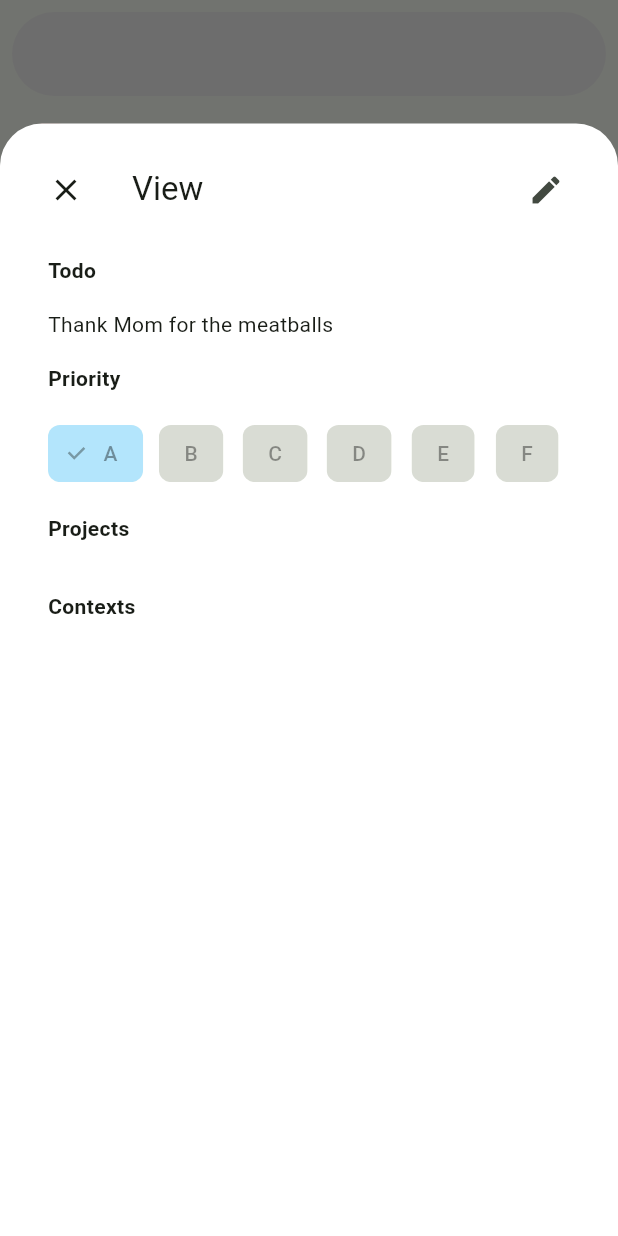
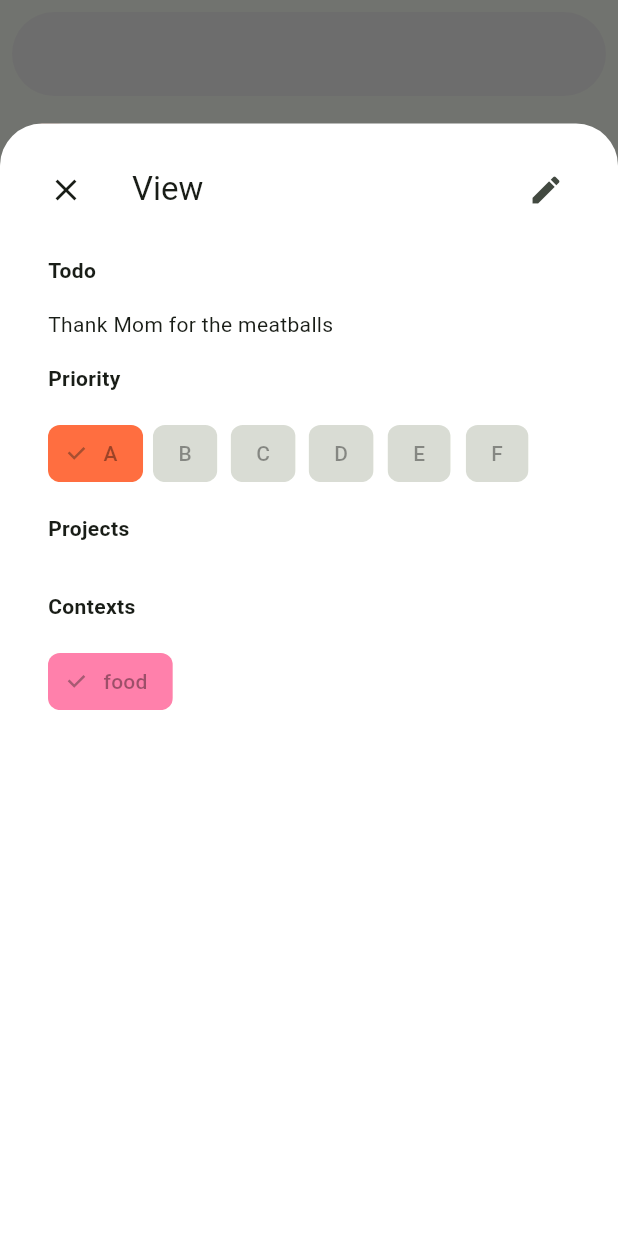
Before and after one commit to tmaegel/ntodotxt, a Flutter app: the screen it shows after launch, after a tap on "Login", after a tap on "Thank Mom for the meatballs", on a phone screen of 412 x 824 dp. Run offline on Flutter 3.47's test engine with Material 2 defaults, Android fonts, the phone set to English and light mode, and no system bars; our stand-ins replace equatable, flutter_bloc, go_router, rxdart.

Commit message:
Add functionality (blocs, events, states) to edit priorities, projects and contexts for todos

```diff
--- a/lib/common_widgets/chip.dart
+++ b/lib/common_widgets/chip.dart
@@ -1,14 +1,17 @@
 import 'package:flutter/material.dart';
+import 'package:ntodotxt/constants/todo.dart';
 
 class ChipEntity {
   final String label;
   final bool selected;
   final void Function(bool)? onSelected;
+  final Color? color;
 
   const ChipEntity({
     required this.label,
     this.selected = false,
     this.onSelected,
+    this.color,
   });
 }
 
@@ -27,7 +30,7 @@ class GenericChip extends StatelessWidget {
       selected: child.selected,
       backgroundColor: Colors.black12,
       disabledColor: Colors.black12,
-      selectedColor: Colors.lightBlue[100],
+      selectedColor: child.color ?? defaultChipColor,
       side: const BorderSide(
         style: BorderStyle.none,
         color: Color(0xfff1f1f1),
@@ -52,7 +55,7 @@ class GenericChipGroup extends StatelessWidget {
   @override
   Widget build(BuildContext context) {
     return Wrap(
-      spacing: 8.0, // gap between adjacent chips
+      spacing: 4.0, // gap between adjacent chips
       runSpacing: 4.0, // gap between lines
       children: <Widget>[
         for (var chip in chips) GenericChip(child: chip),
@@ -60,3 +63,26 @@ class GenericChipGroup extends StatelessWidget {
     );
   }
 }
+
+class InlineChipReadOnly extends StatelessWidget {
+  final String label;
+  final Color? color;
+
+  const InlineChipReadOnly({
+    required this.label,
+    this.color,
+    super.key,
+  });
+
+  @override
+  Widget build(BuildContext context) {
+    return Container(
+      padding: const EdgeInsets.symmetric(horizontal: 8.0, vertical: 2.0),
+      decoration: BoxDecoration(
+        borderRadius: BorderRadius.circular(8.0),
+        color: color ?? defaultChipColor,
+      ),
+      child: Text(label),
+    );
+  }
+}
--- a/lib/common_widgets/header.dart
+++ b/lib/common_widgets/header.dart
@@ -1,4 +1,5 @@
 import 'package:flutter/material.dart';
+import 'package:ntodotxt/constants/todo.dart';
 
 class Subheader extends StatelessWidget {
   final String title;
@@ -55,7 +56,7 @@ class ListSection extends StatelessWidget {
         height: 35,
         decoration: BoxDecoration(
           borderRadius: BorderRadius.circular(12),
-          color: getColor(title),
+          color: priorityChipColor[title] ?? noPriorityColor,
         ),
         child: Column(
           mainAxisAlignment: MainAxisAlignment.center,
--- a/lib/constants/placeholder.dart
+++ b/lib/constants/placeholder.dart
@@ -1,11 +1,11 @@
 List<String> rawTodoList = [
-  "(A) Thank Mom for the meatballs",
-  "2011-03-03 Call Mom",
-  "(B) Schedule Goodwill pickup Eskimo pies",
+  "(A) Thank Mom for the meatballs @food",
+  "2011-03-03 Call Mom @phone",
+  "(B) Schedule Goodwill pickup Eskimo pies +home",
   "(b) Get back to the boss due:2023-06-10 +GarageSale @phone @GroceryStore",
-  "(B) Submit TPS report",
-  "xylophone lesson this",
-  "x Make resolutions",
+  "(B) Submit TPS report +tps @report",
+  "(E) xylophone lesson this +learn",
+  "(C) x Make resolutions",
   "(F) monthly task revisions within Sleek Monthly recurrence",
-  "x (A) Find ticket prices",
+  "(D) x (A) Find ticket prices",
 ];
--- a/lib/constants/todo.dart
+++ b/lib/constants/todo.dart
@@ -1 +1,16 @@
+import 'package:flutter/material.dart';
+
 const List<String> priorities = ["A", "B", "C", "D", "E", "F"];
+
+const Map<String, Color> priorityChipColor = {
+  "A": Colors.deepOrangeAccent,
+  "B": Colors.orangeAccent,
+  "C": Colors.yellow,
+  "D": Colors.lightBlueAccent,
+  "E": Colors.greenAccent,
+  "F": Colors.tealAccent,
+};
+const Color noPriorityColor = Colors.black12;
+const Color defaultChipColor = Colors.purple;
+const Color projectChipColor = Colors.lime;
+final Color contextChipColor = Colors.pinkAccent.shade100;
--- a/lib/data/todo/todo_list_api.dart
+++ b/lib/data/todo/todo_list_api.dart
@@ -31,7 +31,7 @@ abstract class TodoListApi {
   /// If no `todo` with the given id exists, a [TodoNotFoundException] error is thrown.
   void deleteTodo(int index);
 
-  List<String> getAllPriorities();
+  List<String?> getAllPriorities();
 
   List<String> getAllProjects();
 
@@ -95,10 +95,8 @@ class LocalStorageTodoListApi extends TodoListApi {
       throw TodoNotFoundException();
     }
     if (index == null) {
-      debugPrint("Adding todo");
       todoList.add(todo);
     } else {
-      debugPrint("Updating todo with index $index");
       todoList[index] = todo;
     }
     _streamController.add(todoList);
@@ -110,23 +108,31 @@ class LocalStorageTodoListApi extends TodoListApi {
     if (index > todoList.length) {
       throw TodoNotFoundException();
     }
-    debugPrint("Deleting todo with index $index");
     todoList.removeAt(index);
     _streamController.add(todoList);
   }
 
   /// Returns a list of all priorities of all todos.
   @override
-  List<String> getAllPriorities() {
-    List<String> priorities = [];
+  List<String?> getAllPriorities() {
+    bool containsNullPriority = false;
+    List<String?> priorities = [];
     for (var todo in _streamController.value) {
-      if (todo.priority != null) {
+      if (todo.priority == null) {
+        containsNullPriority = true;
+      } else {
         if (!priorities.contains(todo.priority)) {
           priorities.add(todo.priority!);
         }
       }
     }
-    return priorities.toSet().toList();
+    priorities = priorities.toSet().toList();
+    priorities.sort();
+    // Consider the zero priorities
+    if (containsNullPriority) {
+      priorities.add(null);
+    }
+    return priorities;
   }
 
   /// Returns a list with all projects of all todos.
@@ -136,7 +142,9 @@ class LocalStorageTodoListApi extends TodoListApi {
     for (var todo in _streamController.value) {
       projects = projects + todo.projects;
     }
-    return projects.toSet().toList();
+    projects = projects.toSet().toList();
+    projects.sort();
+    return projects;
   }
 
   /// Returns a list with all contexts of all todos.
@@ -146,7 +154,9 @@ class LocalStorageTodoListApi extends TodoListApi {
     for (var todo in _streamController.value) {
       contexts = contexts + todo.contexts;
     }
-    return contexts.toSet().toList();
+    contexts = contexts.toSet().toList();
+    contexts.sort();
+    return contexts;
   }
 
   static Future<String> get localPath async {
--- a/lib/domain/todo/todo_list_repository.dart
+++ b/lib/domain/todo/todo_list_repository.dart
@@ -23,7 +23,7 @@ class TodoListRepository {
   /// If no `todo` with the given id exists, a [TodoNotFoundException] error is thrown.
   void deleteTodo(int index) => _todoListApi.deleteTodo(index);
 
-  List<String> getAllPriorities() => _todoListApi.getAllPriorities();
+  List<String?> getAllPriorities() => _todoListApi.getAllPriorities();
 
   List<String> getAllProjects() => _todoListApi.getAllProjects();
 
--- a/lib/domain/todo/todo_model.dart
+++ b/lib/domain/todo/todo_model.dart
@@ -38,37 +38,37 @@ class Todo extends Equatable {
 
   /// Whether the `todo` is completed.
   /// Required attribute.
-  final bool completion;
+  bool completion;
 
   /// The priority of the `todo`.
   /// Priorities are A, B, C, ...
-  final String? priority;
+  String? priority;
 
   /// The completion date of the `todo`.
   /// Defaults to null.
-  final DateTime? completionDate;
+  DateTime? completionDate;
 
   /// The creation date of the `todo`.
   /// Defaults to null.
-  final DateTime? creationDate;
+  DateTime? creationDate;
 
   /// The description of the `todo`.
   /// Required attribute.
-  final String description;
+  String description;
 
   /// The list of projects of the `todo`.
   /// Defaults to an empty list.
-  final List<String> projects;
+  List<String> projects;
 
   /// The list of contexts of the `todo`.
   /// Defaults to an empty list.
-  final List<String> contexts;
+  List<String> contexts;
 
   /// The list of key value apirs of the `todo`.
   /// Defaults to an empty map.
-  final Map<String, String> keyValues;
+  Map<String, String> keyValues;
 
-  const Todo({
+  Todo({
     required this.completion,
     required this.description,
     this.priority,
--- a/lib/presentation/todo/pages/todo_list_page.dart
+++ b/lib/presentation/todo/pages/todo_list_page.dart
@@ -1,10 +1,12 @@
 import 'package:flutter/material.dart';
 import 'package:flutter_bloc/flutter_bloc.dart';
 import 'package:go_router/go_router.dart';
+import 'package:ntodotxt/common_widgets/chip.dart';
 import 'package:ntodotxt/common_widgets/fab.dart';
 import 'package:ntodotxt/common_widgets/header.dart';
 import 'package:ntodotxt/common_widgets/search_bar.dart';
 import 'package:ntodotxt/constants/screen.dart';
+import 'package:ntodotxt/constants/todo.dart';
 import 'package:ntodotxt/domain/todo/todo_list_repository.dart';
 import 'package:ntodotxt/domain/todo/todo_model.dart';
 import 'package:ntodotxt/presentation/todo/states/todo_list.dart';
@@ -96,18 +98,11 @@ class TodoList extends StatelessWidget {
   Widget _buildListViewSortedByPriority(TodoListState state) {
     List<Widget> items = [];
     for (var p in todoListRepository.getAllPriorities()) {
-      items.add(ListSection(title: p));
+      items.add(ListSection(title: p ?? ""));
       for (var i = 0; i < state.todoList.length; i++) {
         if (state.todoList[i].priority == p) {
           items.add(TodoTile(index: i, todo: state.todoList[i]));
         }
-      }
-    }
-    // Add todos without priority.
-    items.add(ListSection(title: ""));
-    for (var i = 0; i < state.todoList.length; i++) {
-      if (state.todoList[i].priority == null) {
-        items.add(TodoTile(index: i, todo: state.todoList[i]));
       }
     }
 
@@ -143,8 +138,25 @@ class TodoTile extends StatelessWidget {
               );
         },
       ),
-      title: Text(todo.description),
+      title: _buildDesription(),
       onTap: () => _onTapAction(context),
+    );
+  }
+
+  Widget _buildDesription() {
+    return Wrap(
+      spacing: 4.0, // gap between adjacent chips
+      runSpacing: 4.0, // gap between lines
+      children: <Widget>[
+        Padding(
+          padding: const EdgeInsets.symmetric(horizontal: 0.0, vertical: 2.0),
+          child: Text(todo.description),
+        ),
+        for (var p in todo.projects)
+          InlineChipReadOnly(label: p, color: projectChipColor),
+        for (var c in todo.contexts)
+          InlineChipReadOnly(label: c, color: contextChipColor),
+      ],
     );
   }
 
--- a/lib/presentation/todo/pages/todo_view_page.dart
+++ b/lib/presentation/todo/pages/todo_view_page.dart
@@ -64,21 +64,33 @@ class TodoViewView extends StatelessWidget {
                 GenericChipGroup(
                   chips: [
                     for (var p in priorities)
-                      ChipEntity(label: p, selected: state.todo.priority == p),
+                      ChipEntity(
+                        label: p,
+                        selected: state.todo.priority == p,
+                        color: priorityChipColor[p],
+                      ),
                   ],
                 ),
                 const Subheader(title: "Projects"),
                 GenericChipGroup(
                   chips: [
                     for (var p in state.todo.projects)
-                      ChipEntity(label: p, selected: true),
+                      ChipEntity(
+                        label: p,
+                        selected: true,
+                        color: projectChipColor,
+                      ),
                   ],
                 ),
                 const Subheader(title: "Contexts"),
                 GenericChipGroup(
                   chips: [
                     for (var c in state.todo.contexts)
-                      ChipEntity(label: c, selected: true),
+                      ChipEntity(
+                        label: c,
+                        selected: true,
+                        color: contextChipColor,
+                      ),
                   ],
                 ),
               ],
--- a/lib/presentation/todo/states/todo_bloc.dart
+++ b/lib/presentation/todo/states/todo_bloc.dart
@@ -22,6 +22,12 @@ class TodoBloc extends Bloc<TodoEvent, TodoState> {
         ) {
     on<TodoCompletionToggled>(_onCompletionToggled);
     on<TodoDescriptionChanged>(_onDescriptionChanged);
+    on<TodoPriorityAdded>(_onPriorityAdded);
+    on<TodoPriorityRemoved>(_onPriorityRemoved);
+    on<TodoProjectAdded>(_onProjectAdded);
+    on<TodoProjectRemoved>(_onProjectRemoved);
+    on<TodoContextAdded>(_onContextAdded);
+    on<TodoContextRemoved>(_onContextRemoved);
     on<TodoDeleted>(_onDeleted);
     on<TodoSubmitted>(_onSubmitted);
   }
@@ -43,6 +49,63 @@ class TodoBloc extends Bloc<TodoEvent, TodoState> {
     emit(state.copyWith(todo: todo));
   }
 
+  void _onPriorityAdded(
+    TodoPriorityAdded event,
+    Emitter<TodoState> emit,
+  ) {
+    final Todo todo = state.todo.copyWith(priority: event.priority);
+    emit(state.copyWith(todo: todo));
+  }
+
+  void _onPriorityRemoved(
+    TodoPriorityRemoved event,
+    Emitter<TodoState> emit,
+  ) {
+    Todo todo = state.todo.copyWith();
+    todo.priority = null;
+    emit(state.copyWith(todo: todo));
+  }
+
+  void _onProjectAdded(
+    TodoProjectAdded event,
+    Emitter<TodoState> emit,
+  ) {
+    List<String> projects = [...state.todo.projects];
+    projects.add(event.project);
+    final Todo todo = state.todo.copyWith(projects: projects);
+    emit(state.copyWith(todo: todo));
+  }
+
+  void _onProjectRemoved(
+    TodoProjectRemoved event,
+    Emitter<TodoState> emit,
+  ) {
+    List<String> projects = [...state.todo.projects];
+    projects.remove(event.project);
+    final Todo todo = state.todo.copyWith(projects: projects);
+    emit(state.copyWith(todo: todo));
+  }
+
+  void _onContextAdded(
+    TodoContextAdded event,
+    Emitter<TodoState> emit,
+  ) {
+    List<String> contexts = [...state.todo.contexts];
+    contexts.add(event.context);
+    final Todo todo = state.todo.copyWith(contexts: contexts);
+    emit(state.copyWith(todo: todo));
+  }
+
+  void _onContextRemoved(
+    TodoContextRemoved event,
+    Emitter<TodoState> emit,
+  ) {
+    List<String> contexts = [...state.todo.contexts];
+    contexts.remove(event.context);
+    final Todo todo = state.todo.copyWith(contexts: contexts);
+    emit(state.copyWith(todo: todo));
+  }
+
   void _onDeleted(
     TodoDeleted event,
     Emitter<TodoState> emit,
--- a/lib/presentation/todo/states/todo_event.dart
+++ b/lib/presentation/todo/states/todo_event.dart
@@ -18,12 +18,61 @@ final class TodoCompletionToggled extends TodoEvent {
 }
 
 final class TodoDescriptionChanged extends TodoEvent {
+  final String description;
+
   const TodoDescriptionChanged(this.description);
-
-  final String description;
 
   @override
   List<Object> get props => [description];
+}
+
+final class TodoPriorityAdded extends TodoEvent {
+  final String priority;
+
+  const TodoPriorityAdded(this.priority);
+
+  @override
+  List<Object> get props => [priority];
+}
+
+final class TodoPriorityRemoved extends TodoEvent {
+  const TodoPriorityRemoved();
+}
+
+final class TodoProjectAdded extends TodoEvent {
+  final String project;
+
+  const TodoProjectAdded(this.project);
+
+  @override
+  List<Object> get props => [project];
+}
+
+final class TodoProjectRemoved extends TodoEvent {
+  final String project;
+
+  const TodoProjectRemoved(this.project);
+
+  @override
+  List<Object> get props => [project];
+}
+
+final class TodoContextAdded extends TodoEvent {
+  final String context;
+
+  const TodoContextAdded(this.context);
+
+  @override
+  List<Object> get props => [context];
+}
+
+final class TodoContextRemoved extends TodoEvent {
+  final String context;
+
+  const TodoContextRemoved(this.context);
+
+  @override
+  List<Object> get props => [context];
 }
 
 final class TodoSubmitted extends TodoEvent {
```
Also changed, not shown: lib/presentation/todo/pages/todo_create_page.dart (+13 -3 lines), lib/presentation/todo/pages/todo_edit_page.dart (+49 -3 lines).
